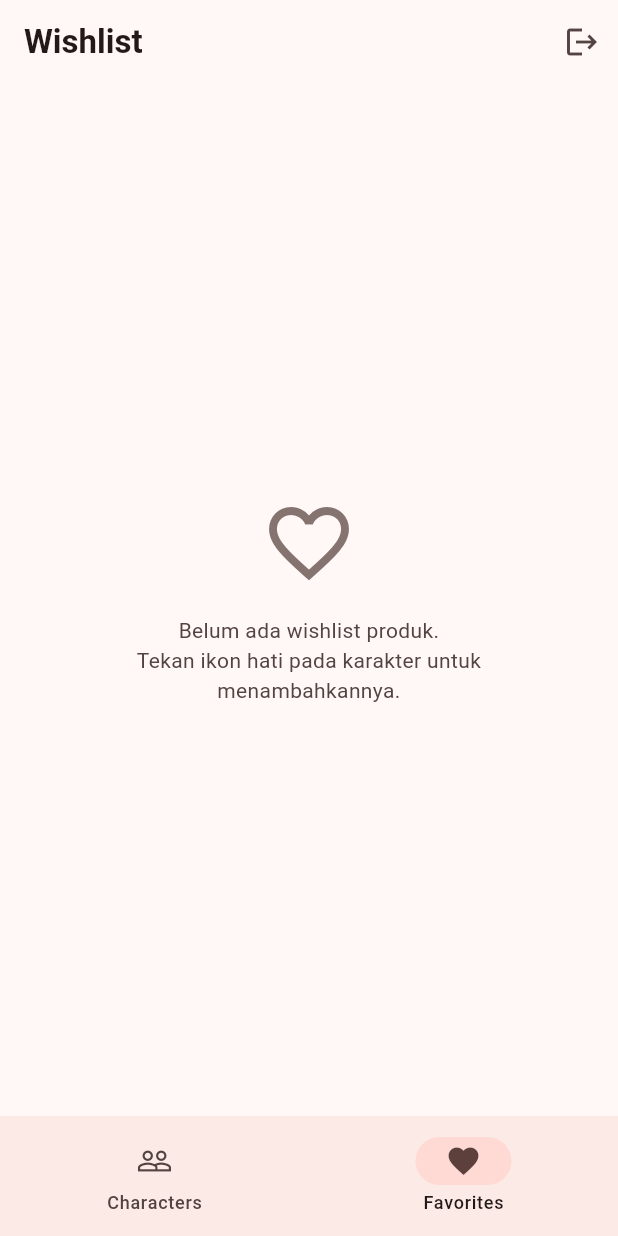
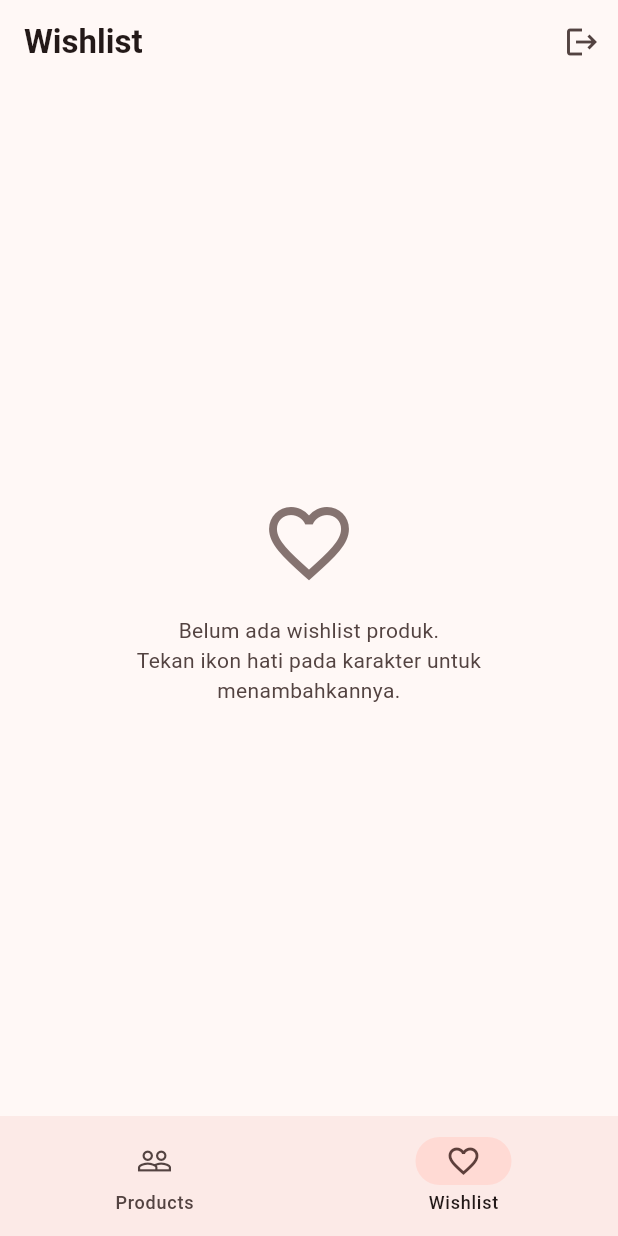
Before and after one commit to Najasu/124240068_Responsi_SI-C, a Flutter app: the MainPage screen opened directly, item 2 of the bottom bar chosen, on a phone screen of 412 x 824 dp. Run offline on Flutter 3.47's test engine with Material 3 defaults, Android fonts, the phone set to English and light mode, and no system bars; our stand-ins replace get, hive, hive_flutter, shared_preferences; accounts and stored records are empty.

Commit message:
ganti bottom nav

```diff
--- a/shoppinghub/lib/views/main_page.dart
+++ b/shoppinghub/lib/views/main_page.dart
@@ -60,8 +60,8 @@ class _MainPageState extends State<MainPage> {
         destinations: [
           const NavigationDestination(
             icon: Icon(Icons.people_outline),
-            selectedIcon: Icon(Icons.people),
-            label: 'Characters',
+            selectedIcon: Icon(Icons.shopping_basket_outlined),
+            label: 'Products',
           ),
           NavigationDestination(
             icon: Obx(() => Badge(
@@ -69,8 +69,8 @@ class _MainPageState extends State<MainPage> {
                   label: Text('${fav.favorites.length}'),
                   child: const Icon(Icons.favorite_border),
                 )),
-            selectedIcon: const Icon(Icons.favorite),
-            label: 'Favorites',
+            selectedIcon: const Icon(Icons.favorite_border_outlined),
+            label: 'Wishlist',
           ),
         ],
       ),
```
